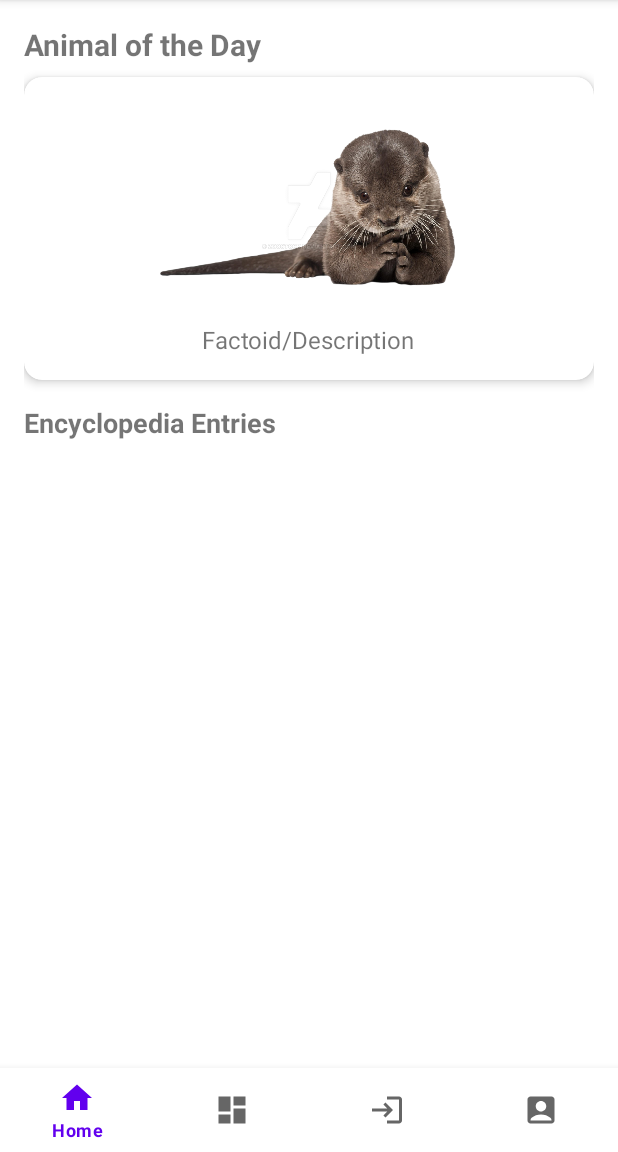
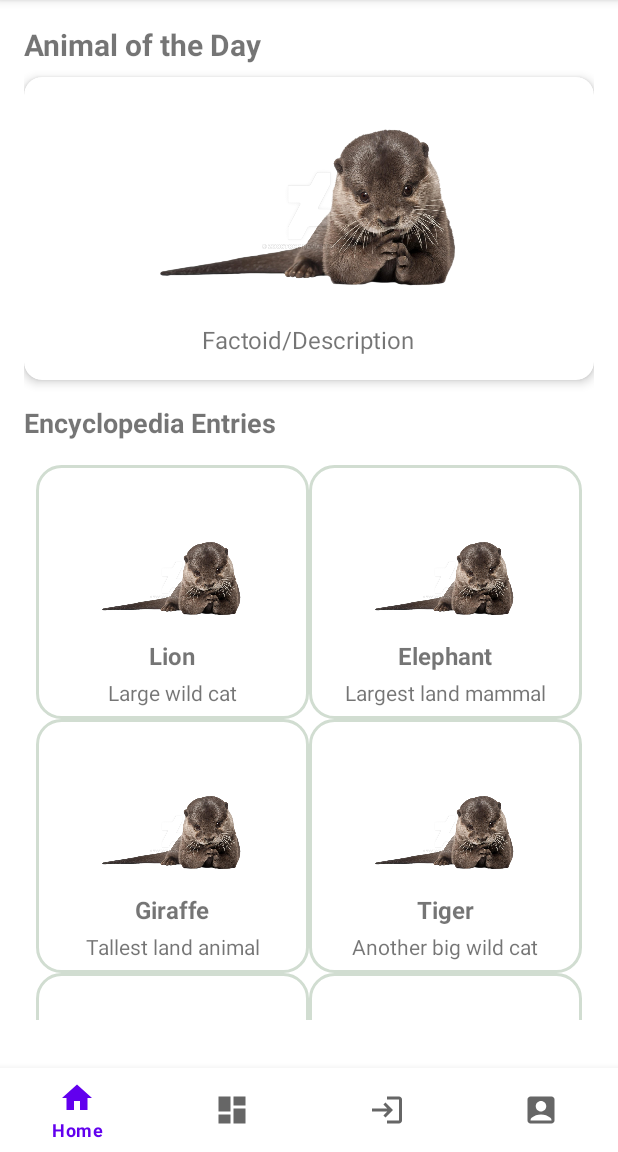
Before and after one commit to Oscar-Mallen/AnimalAlmanacVersion1, an Android app: the HomeFragment screen opened through its navigation route, on a phone screen of 412 x 824 dp, the part 84-1236 px from its top. Run offline under Robolectric (Android 15) with nearby library versions, the phone set to English and light mode, and no system bars; our stand-ins replace navigation-ui.

Commit message:
added the animal model class, and the animal adapter class that populates any recycler view. as of now, the home screen is partially working with hardcoded data, and the the recycler view is functional but is still lacking button funtionality.
next step is adding the button functionality to each entry and navigating the item animal layout.

```diff
--- /dev/null
+++ b/app/src/main/java/com/example/animalalmanacversion1/Animal.java
@@ -0,0 +1,26 @@
+package com.example.animalalmanacversion1;
+
+public class Animal {
+    private String name;
+    private String description;
+    private int imageResource;
+
+    public Animal(String name, String description, int imageResource) {
+        this.name = name;
+        this.description = description;
+        this.imageResource = imageResource;
+    }
+
+    // Getters
+    public String getName() {
+        return name;
+    }
+
+    public String getDescription() {
+        return description;
+    }
+
+    public int getImageResource() {
+        return imageResource;
+    }
+}
--- /dev/null
+++ b/app/src/main/java/com/example/animalalmanacversion1/AnimalAdapter.java
@@ -0,0 +1,57 @@
+package com.example.animalalmanacversion1;
+
+import android.content.Context;
+import android.view.LayoutInflater;
+import android.view.View;
+import android.view.ViewGroup;
+import android.widget.ImageView;
+import android.widget.TextView;
+
+import androidx.annotation.NonNull;
+import androidx.recyclerview.widget.RecyclerView;
+
+import java.util.List;
+
+public class AnimalAdapter extends RecyclerView.Adapter<AnimalAdapter.AnimalViewHolder> {
+
+    private List<Animal> animalList;
+    private Context context;
+
+    public AnimalAdapter(List<Animal> animalList, Context context) {
+        this.animalList = animalList;
+        this.context = context;
+    }
+
+    @NonNull
+    @Override
+    public AnimalViewHolder onCreateViewHolder(@NonNull ViewGroup parent, int viewType) {
+        View view = LayoutInflater.from(context).inflate(R.layout.item_animal, parent, false);
+        return new AnimalViewHolder(view);
+    }
+
+    @Override
+    public void onBindViewHolder(@NonNull AnimalViewHolder holder, int position) {
+        Animal animal = animalList.get(position);
+        holder.animalName.setText(animal.getName());
+        holder.animalDescription.setText(animal.getDescription());
+        holder.animalImage.setImageResource(animal.getImageResource());
+    }
+
+    @Override
+    public int getItemCount() {
+        return animalList.size();
+    }
+
+    // ViewHolder class for holding views in each row of RecyclerView
+    public static class AnimalViewHolder extends RecyclerView.ViewHolder {
+        ImageView animalImage;
+        TextView animalName, animalDescription;
+
+        public AnimalViewHolder(@NonNull View itemView) {
+            super(itemView);
+            animalImage = itemView.findViewById(R.id.animal_image);
+            animalName = itemView.findViewById(R.id.animal_name);
+            animalDescription = itemView.findViewById(R.id.animal_description);
+        }
+    }
+}
--- a/app/src/main/java/com/example/animalalmanacversion1/HomeFragment.java
+++ b/app/src/main/java/com/example/animalalmanacversion1/HomeFragment.java
@@ -1,64 +1,53 @@
 package com.example.animalalmanacversion1;
 
 import android.os.Bundle;
-
-import androidx.fragment.app.Fragment;
-
 import android.view.LayoutInflater;
 import android.view.View;
 import android.view.ViewGroup;
 
-/**
- * A simple {@link Fragment} subclass.
- * Use the {@link HomeFragment#newInstance} factory method to
- * create an instance of this fragment.
- */
+import androidx.annotation.NonNull;
+import androidx.annotation.Nullable;
+import androidx.fragment.app.Fragment;
+import androidx.recyclerview.widget.GridLayoutManager;
+import androidx.recyclerview.widget.RecyclerView;
+
+import java.util.ArrayList;
+import java.util.List;
+
 public class HomeFragment extends Fragment {
 
-    // TODO: Rename parameter arguments, choose names that match
-    // the fragment initialization parameters, e.g. ARG_ITEM_NUMBER
-    private static final String ARG_PARAM1 = "param1";
-    private static final String ARG_PARAM2 = "param2";
+    private RecyclerView recyclerView;
+    private AnimalAdapter animalAdapter;
+    private List<Animal> animalList;
 
-    // TODO: Rename and change types of parameters
-    private String mParam1;
-    private String mParam2;
+    @Nullable
+    @Override
+    public View onCreateView(@NonNull LayoutInflater inflater, @Nullable ViewGroup container,
+                             @Nullable Bundle savedInstanceState) {
+        View rootView = inflater.inflate(R.layout.fragment_home, container, false);
 
-    public HomeFragment() {
-        // Required empty public constructor
-    }
+        // Animal of the Day setup (omitted for brevity)
 
-    /**
-     * Use this factory method to create a new instance of
-     * this fragment using the provided parameters.
-     *
-     * @param param1 Parameter 1.
-     * @param param2 Parameter 2.
-     * @return A new instance of fragment HomeFragment.
-     */
-    // TODO: Rename and change types and number of parameters
-    public static HomeFragment newInstance(String param1, String param2) {
-        HomeFragment fragment = new HomeFragment();
-        Bundle args = new Bundle();
-        args.putString(ARG_PARAM1, param1);
-        args.putString(ARG_PARAM2, param2);
-        fragment.setArguments(args);
-        return fragment;
-    }
+        // Set up RecyclerView for Encyclopedia Entries
+        recyclerView = rootView.findViewById(R.id.recycler_view_entries);
+        GridLayoutManager gridLayoutManager = new GridLayoutManager(getContext(), 2);
+        recyclerView.setLayoutManager(gridLayoutManager); // Set the layout manager to create 2 columns
 
-    @Override
-    public void onCreate(Bundle savedInstanceState) {
-        super.onCreate(savedInstanceState);
-        if (getArguments() != null) {
-            mParam1 = getArguments().getString(ARG_PARAM1);
-            mParam2 = getArguments().getString(ARG_PARAM2);
-        }
-    }
+        // Sample Data (replace with dynamic data later)
+        animalList = new ArrayList<>();
+        animalList.add(new Animal("Lion", "Large wild cat", R.drawable.img));
+        animalList.add(new Animal("Elephant", "Largest land mammal", R.drawable.img));
+        animalList.add(new Animal("Giraffe", "Tallest land animal", R.drawable.img));
+        animalList.add(new Animal("Tiger", "Another big wild cat", R.drawable.img));
+        animalList.add(new Animal("Lion", "Large wild cat", R.drawable.img));
+        animalList.add(new Animal("Elephant", "Largest land mammal", R.drawable.img));
+        animalList.add(new Animal("Giraffe", "Tallest land animal", R.drawable.img));
+        animalList.add(new Animal("Tiger", "Another big wild cat", R.drawable.img));
 
-    @Override
-    public View onCreateView(LayoutInflater inflater, ViewGroup container,
-                             Bundle savedInstanceState) {
-        // Inflate the layout for this fragment
-        return inflater.inflate(R.layout.fragment_home, container, false);
+        // Set up the adapter
+        animalAdapter = new AnimalAdapter(animalList, getContext());
+        recyclerView.setAdapter(animalAdapter);
+
+        return rootView;
     }
 }
--- /dev/null
+++ b/app/src/main/res/drawable/rounded_border.xml
@@ -0,0 +1,20 @@
+<?xml version="1.0" encoding="utf-8"?>
+<shape xmlns:android="http://schemas.android.com/apk/res/android">
+    <!-- Define the rounded corners -->
+    <corners android:radius="16dp" />
+
+    <!-- Set the border thickness and color -->
+    <stroke
+        android:width="2dp"
+        android:color="#D1DDD1" />
+
+    <!-- Background color for the drawable -->
+    <solid android:color="@android:color/white" />
+
+    <!-- Define padding for the shape -->
+    <padding
+        android:left="8dp"
+        android:top="8dp"
+        android:right="8dp"
+        android:bottom="8dp" />
+</shape>
--- /dev/null
+++ b/app/src/main/res/layout/item_animal.xml
@@ -0,0 +1,36 @@
+<?xml version="1.0" encoding="utf-8"?>
+<LinearLayout xmlns:android="http://schemas.android.com/apk/res/android"
+    android:layout_width="match_parent"
+    android:layout_height="wrap_content"
+    android:orientation="vertical"
+    android:padding="8dp"
+    android:gravity="center"
+    android:background="@drawable/rounded_border">
+
+    <ImageView
+        android:id="@+id/animal_image"
+        android:layout_width="100dp"
+        android:layout_height="100dp"
+        android:src="@drawable/img"
+        android:scaleType="fitEnd"
+        android:contentDescription="Animal Image" />
+
+    <TextView
+        android:id="@+id/animal_name"
+        android:layout_width="wrap_content"
+        android:layout_height="wrap_content"
+        android:layout_marginTop="8dp"
+        android:text="Animal Name"
+        android:textSize="16sp"
+        android:textStyle="bold"
+        android:textAlignment="center" />
+
+    <TextView
+        android:id="@+id/animal_description"
+        android:layout_width="wrap_content"
+        android:layout_height="wrap_content"
+        android:layout_marginTop="4dp"
+        android:text="Animal Description"
+        android:textSize="14sp"
+        android:textAlignment="center" />
+</LinearLayout>
```
